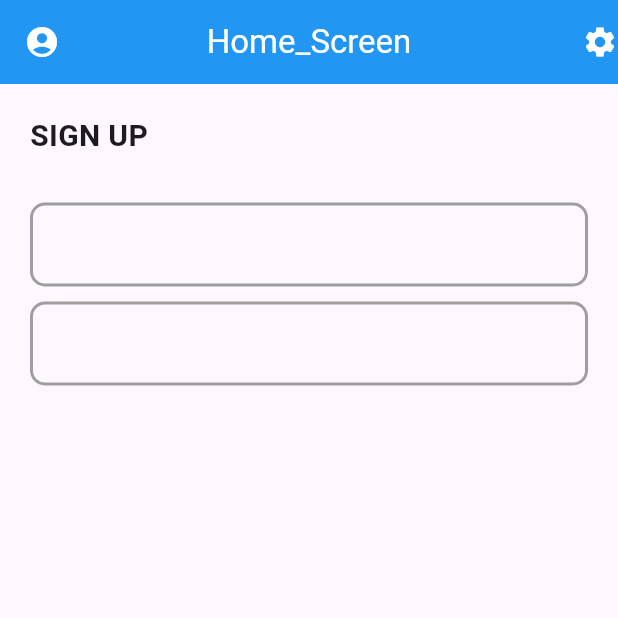
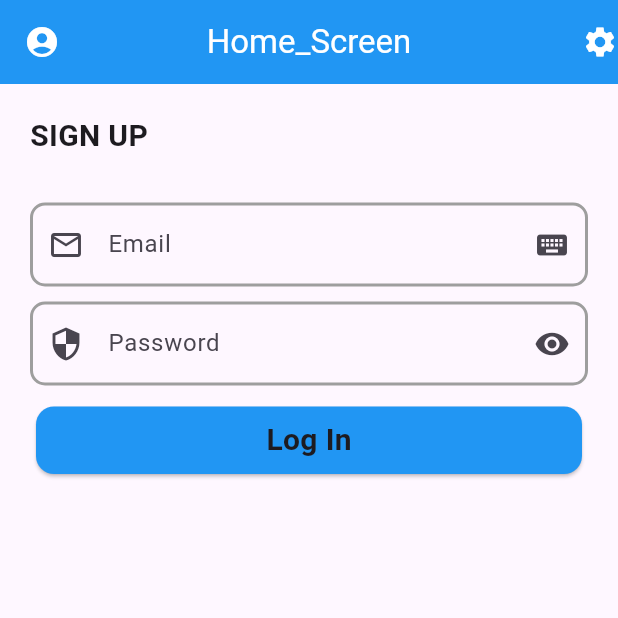
Before and after one commit to rifatalam26/my-first-app, a Flutter app: the home_screen screen opened directly, on a phone screen of 412 x 824 dp, the top half of it. Run offline on Flutter 3.47's test engine with Material 3 defaults, Android fonts, the phone set to English and light mode, and no system bars.

Commit message:
TextField

```diff
--- a/lib/view/home_screen.dart
+++ b/lib/view/home_screen.dart
@@ -25,17 +25,21 @@ class home_screen extends StatelessWidget {
                 "SIGN UP",
                 style: TextStyle(fontSize: 20, fontWeight: FontWeight.bold),
               ),
-              SizedBox(height: 30,),
+              SizedBox(
+                height: 30,
+              ),
               TextField(
                 enabled: true,
                 decoration: InputDecoration(
+                  label: Text("Email"),
+                  suffixIcon: Icon(Icons.keyboard),
+                  prefixIcon: Icon(Icons.email_outlined),
                   focusedBorder: OutlineInputBorder(
                       borderRadius: BorderRadius.circular(10),
-                      borderSide: BorderSide(width: 2,color: Colors.blue)),
+                      borderSide: BorderSide(width: 2, color: Colors.blue)),
                   enabledBorder: OutlineInputBorder(
                       borderRadius: BorderRadius.circular(10),
-                      borderSide:
-                          BorderSide(width: 2, color: Colors.grey)),
+                      borderSide: BorderSide(width: 2, color: Colors.grey)),
                 ),
               ),
               SizedBox(
@@ -43,13 +47,39 @@ class home_screen extends StatelessWidget {
               ),
               TextField(
                 decoration: InputDecoration(
+                  labelText: "Password",
+                  suffixIcon: Icon(Icons.remove_red_eye),
+                  prefixIcon: Icon(Icons.security),
                   focusedBorder: OutlineInputBorder(
-                      borderSide:
-                          BorderSide(color: Colors.blue, width: 2),
+                      borderSide: BorderSide(color: Colors.blue, width: 2),
                       borderRadius: BorderRadius.circular(10)),
                   enabledBorder: OutlineInputBorder(
                       borderSide: BorderSide(color: Colors.grey, width: 2),
                       borderRadius: BorderRadius.circular(10)),
+                ),
+              ),
+              SizedBox(
+                height: 10,
+              ),
+              GestureDetector(
+                onTap: () {
+                  print("----------log in");
+                },
+                child: Card(
+                  color: Colors.blue,
+                  child: Row(
+                    mainAxisAlignment: MainAxisAlignment.center,
+                    children: [
+                      Padding(
+                        padding: const EdgeInsets.all(8.0),
+                        child: Text(
+                          "Log In",
+                          style: TextStyle(
+                              fontSize: 20, fontWeight: FontWeight.bold),
+                        ),
+                      ),
+                    ],
+                  ),
                 ),
               )
             ],
```
